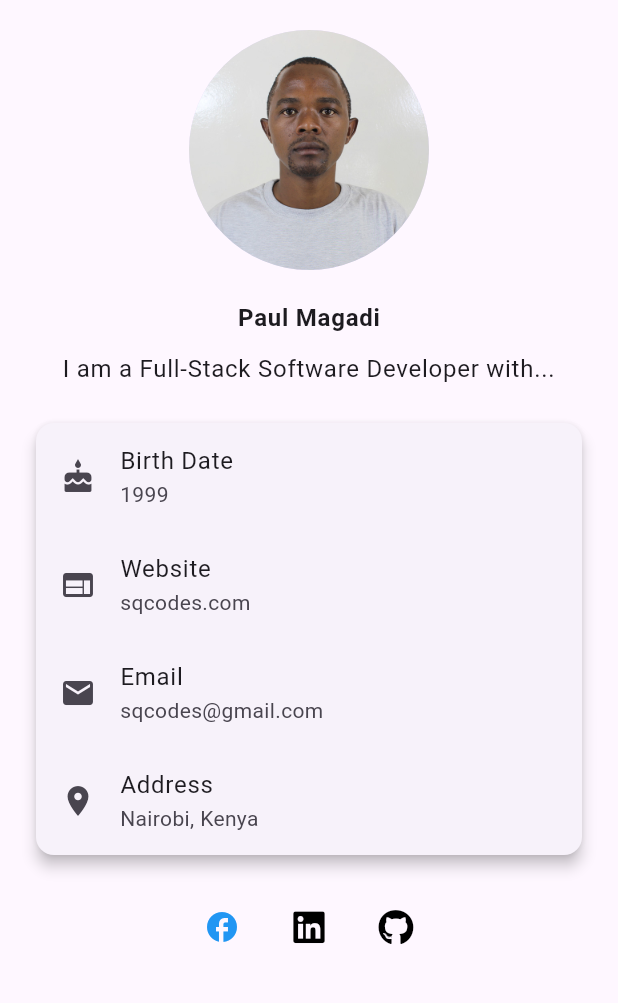
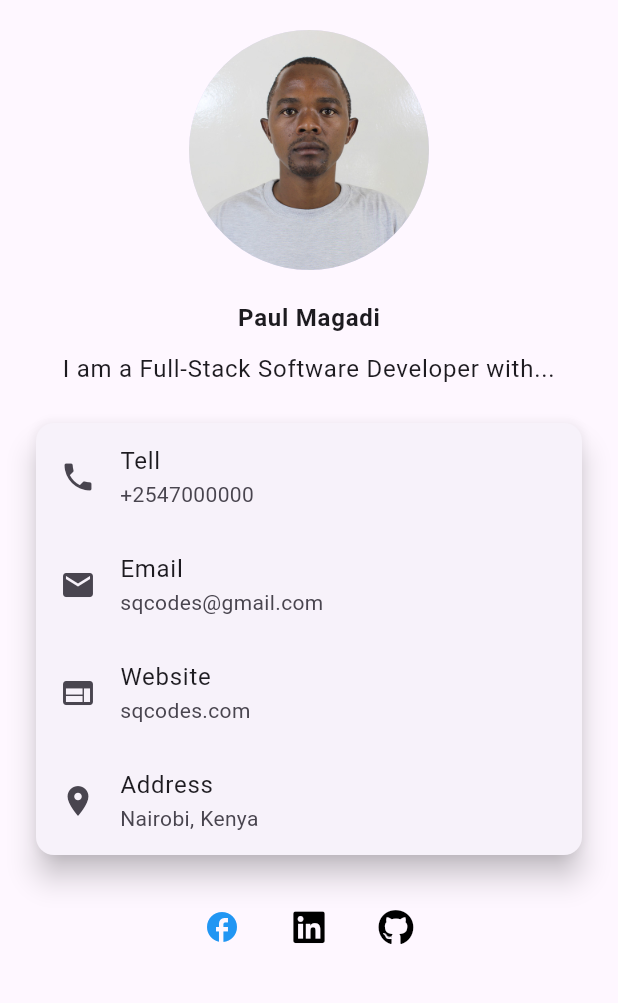
Before and after one commit to paulmagadi/Learn_Flutter, a Flutter app: the screen it shows after launch, on a phone screen of 412 x 824 dp, the part 84-1087 px from its top. Run offline on Flutter 3.47's test engine with Material 3 defaults, Android fonts, the phone set to English and light mode, and no system bars; our stand-ins replace font_awesome_flutter.

Commit message:
modified:   practice_flutter/myprofile_app_01/lib/main.dart

```diff
--- a/practice_flutter/myprofile_app_01/lib/main.dart
+++ b/practice_flutter/myprofile_app_01/lib/main.dart
@@ -71,24 +71,24 @@ class ProfilePage extends StatelessWidget {
               style: Theme.of(context).textTheme.bodyLarge),
           const SizedBox(height: 20),
           Card(
-            elevation: 4.0,
+            elevation: 8.0,
             child: Column(
               children: <Widget>[
                 const ListTile(
-                  leading: Icon(Icons.cake),
-                  title: Text('Birth Date'),
-                  subtitle: Text('1999'),
+                  leading: Icon(Icons.phone),
+                  title: Text('Tell'),
+                  subtitle: Text('+2547000000'),
+                ),
+                const ListTile(
+                  leading: Icon(Icons.email),
+                  title: Text('Email'),
+                  subtitle: Text('sqcodes@gmail.com'),
                 ),
                 ListTile(
                     leading: const Icon(Icons.web),
                     title: const Text('Website'),
                     subtitle: const Text('sqcodes.com'),
                     onTap: () {}),
-                const ListTile(
-                  leading: Icon(Icons.email),
-                  title: Text('Email'),
-                  subtitle: Text('sqcodes@gmail.com'),
-                ),
                 const ListTile(
                   leading: Icon(Icons.location_on),
                   title: Text('Address'),
```
